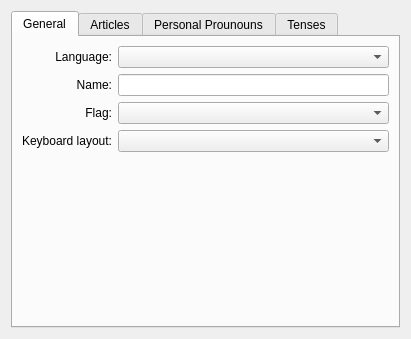
Above: src/settings/languagepropertiespage.ui from KDE/parley before the change. Below: the same form after it.
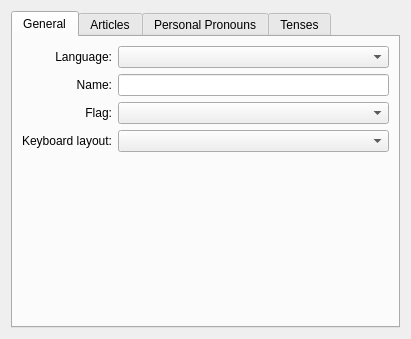
That is the form after the change. Custom widgets are drawn as their Qt base class.

Commit message: fix typo CCMAIL: kde-i18n-doc@kde.org

The edit to the form file:
```diff
--- a/src/settings/languagepropertiespage.ui
+++ b/src/settings/languagepropertiespage.ui
@@ -408,7 +408,7 @@
      </widget>
      <widget class="QWidget" name="tab_3" >
       <attribute name="title" >
-       <string>Personal Prounouns</string>
+       <string>Personal Pronouns</string>
       </attribute>
       <layout class="QGridLayout" name="gridLayout_2" >
        <item row="0" column="0" >
```
